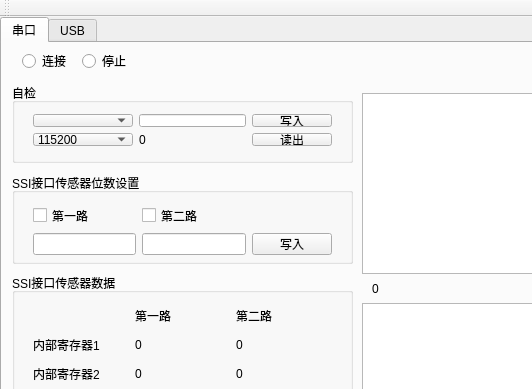
xiaoheifish/QT-USB-Serialport, file mainwindow.ui: the form before one commit; both pictures show x 0 to 532 and y 0 to 389 of the 631 by 594 pixel window.
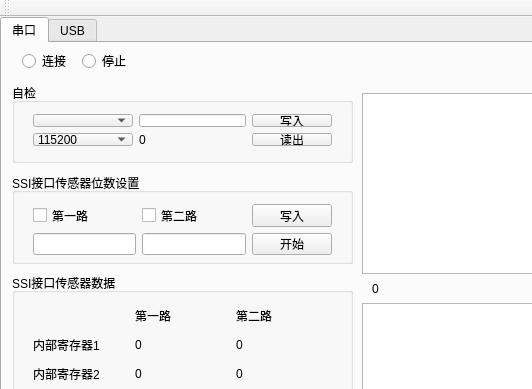
The form after the commit.

Patch:
```diff
--- a/mainwindow.ui
+++ b/mainwindow.ui
@@ -310,13 +310,20 @@
         <item row="1" column="1">
          <widget class="QLineEdit" name="textPathTwo_2"/>
         </item>
-        <item row="1" column="2">
+        <item row="0" column="2">
          <widget class="QPushButton" name="buttonAddWrite_2">
           <property name="text">
            <string>写入</string>
           </property>
          </widget>
         </item>
+        <item row="1" column="2">
+         <widget class="QPushButton" name="buttonUSBStart">
+          <property name="text">
+           <string>开始</string>
+          </property>
+         </widget>
+        </item>
        </layout>
       </widget>
      </widget>
```
Left out of the diff: 6 changed lines with no effect on the pictures.
